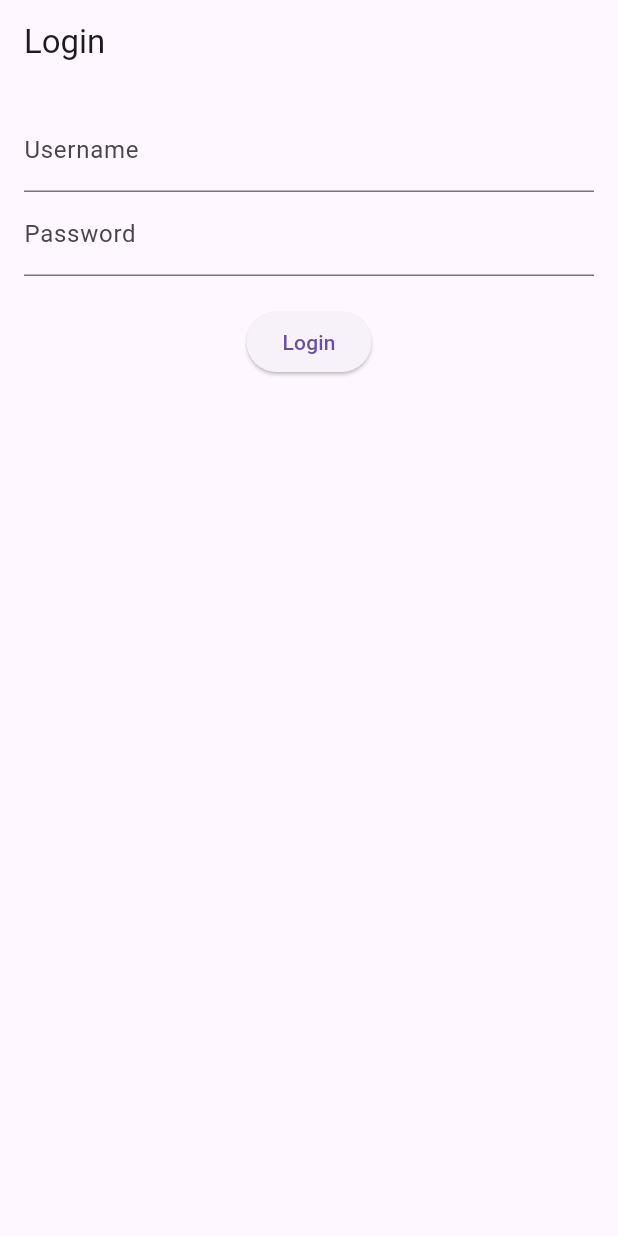
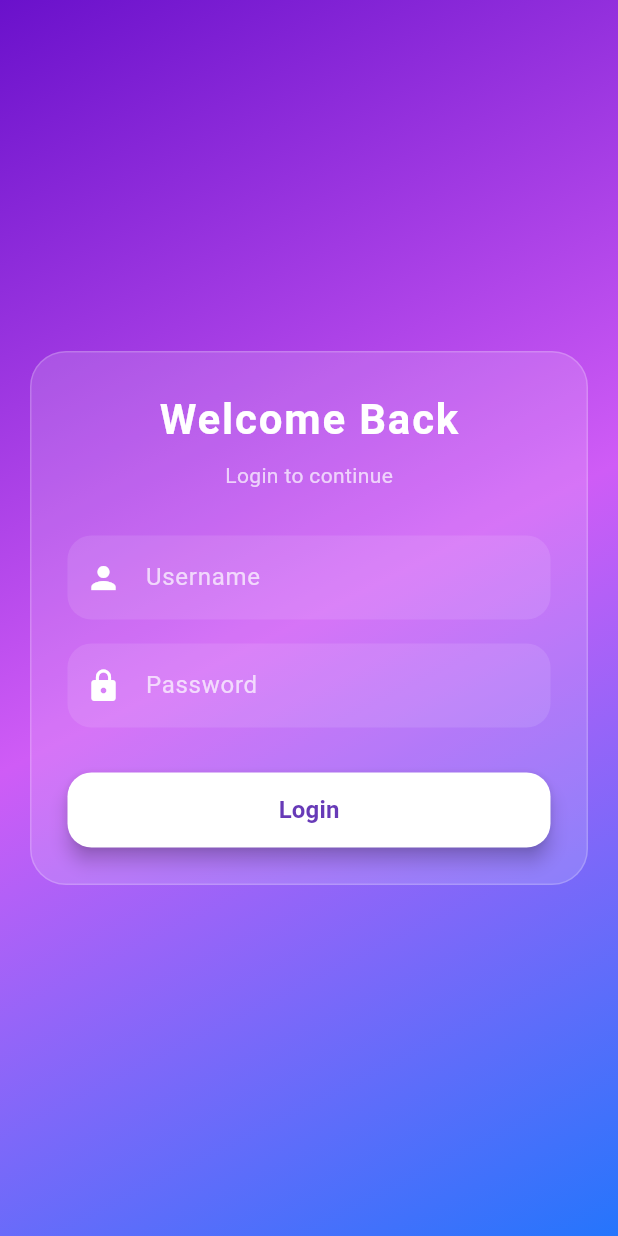
Before and after one commit to yanagrund/BWTHW-Erasmhealth_project, a Flutter app: the screen it shows after launch, on a phone screen of 412 x 824 dp. Run offline on Flutter 3.47's test engine with Material 3 defaults, Android fonts, the phone set to English and light mode, and no system bars; our stand-ins replace shared_preferences.

Commit message:
new prettier interface for the login page

```diff
--- a/application_erasmhealth/lib/screens/LoginPage.dart
+++ b/application_erasmhealth/lib/screens/LoginPage.dart
@@ -50,36 +50,142 @@ class _LoginPageState extends State<LoginPage> {
   @override
   Widget build(BuildContext context) {
     return Scaffold(
-      appBar: AppBar(title: const Text("Login")),
+      body: Container(
+        decoration: const BoxDecoration(
+          gradient: LinearGradient(
+            colors: [
+              Color(0xFF6A11CB), // purple
+              Color(0xFFCF5CF6), // pink
+              Color(0xFF2575FC), // blue
+            ],
+            begin: Alignment.topLeft,
+            end: Alignment.bottomRight,
+          ),
+       ),
+        child: Center(
+          child: SingleChildScrollView(
+            child: Padding(
+              padding: const EdgeInsets.all(20),
+              child: Container(
+               padding: const EdgeInsets.all(24),
+                decoration: BoxDecoration(
+                 color: Colors.white.withOpacity(0.15),
+                  borderRadius: BorderRadius.circular(24),
+                 border: Border.all(color: Colors.white.withOpacity(0.2)),
+                ),
+                child: Column(
+                 mainAxisSize: MainAxisSize.min,
+                  children: [
+                  const Text(
+                      "Welcome Back",
+                      style: TextStyle(
+                        fontSize: 28,
+                        fontWeight: FontWeight.bold,
+                        color: Colors.white,
+                       letterSpacing: 1.2,
+                      ),
+                   ),
+                    const SizedBox(height: 8),
+                    const Text(
+                      "Login to continue",
+                     style: TextStyle(
+                       color: Colors.white70,
+                       fontSize: 14,
+                      ),
+                   ),
 
-      body: Padding(
-        padding: const EdgeInsets.all(16),
+                    const SizedBox(height: 30),
 
-        child: Column(
-          children: [
+                    /// Username
                    TextField(
                       controller: usernameController,
-              decoration: const InputDecoration(labelText: "Username"),
+                      style: const TextStyle(color: Colors.white),
+                      decoration: InputDecoration(
+                      hintText: "Username",
+                        hintStyle: const TextStyle(color: Colors.white70),
+                        prefixIcon:
+                            const Icon(Icons.person, color: Colors.white),
+                        filled: true,
+                        fillColor: Colors.white.withOpacity(0.1),
+                        border: OutlineInputBorder(
+                          borderRadius: BorderRadius.circular(16),
+                          borderSide: BorderSide.none,
+                        ),
+                      ),
                     ),
 
+                    const SizedBox(height: 16),
+
+                    /// Password
                     TextField(
                       controller: passwordController,
                       obscureText: true,
-              decoration: const InputDecoration(labelText: "Password"),
+                      style: const TextStyle(color: Colors.white),
+                      decoration: InputDecoration(
+                        hintText: "Password",
+                        hintStyle: const TextStyle(color: Colors.white70),
+                        prefixIcon:
+                            const Icon(Icons.lock, color: Colors.white),
+                        filled: true,
+                        fillColor: Colors.white.withOpacity(0.1),
+                        border: OutlineInputBorder(
+                          borderRadius: BorderRadius.circular(16),
+                          borderSide: BorderSide.none,
+                        ),
+                      ),
                     ),
 
                     const SizedBox(height: 20),
 
+                    /// Error
                     if (errorMessage != null)
-              Text(errorMessage!, style: const TextStyle(color: Colors.red)),
+                      Padding(
+                      padding: const EdgeInsets.only(bottom: 10),
+                        child: Text(
+                          errorMessage!,
+                          style: const TextStyle(color: Colors.redAccent),
+                        ),
+                      ),
 
-            ElevatedButton(
+                    const SizedBox(height: 10),
+
+                    /// Button
+                    SizedBox(
+                      width: double.infinity,
+                      height: 50,
+                      child: ElevatedButton(
                         onPressed: isLoading ? null : _login,
+                        style: ElevatedButton.styleFrom(
+                          backgroundColor: Colors.white,
+                          foregroundColor: Colors.deepPurple,
+                          shape: RoundedRectangleBorder(
+                          borderRadius: BorderRadius.circular(16),
+                          ),
+                          elevation: 5,
+                        ),
                         child: isLoading
-                  ? const CircularProgressIndicator()
-                  : const Text("Login"),
+                            ? const SizedBox(
+                                height: 24,
+                                width: 24,
+                                child: CircularProgressIndicator(
+                                  strokeWidth: 2,
+                                  color: Colors.deepPurple,
+                                ),
+                              )
+                            : const Text(
+                               "Login",
+                                style: TextStyle(
+                                  fontSize: 16,
+                                  fontWeight: FontWeight.bold,
+                               ),
+                              ),
+                      ),
                    ),
                   ],
+                ),
+              ),
+            ),
+          ),
         ),
      ),
     );
```
Lines whose indentation alone changed are shown as unchanged.
